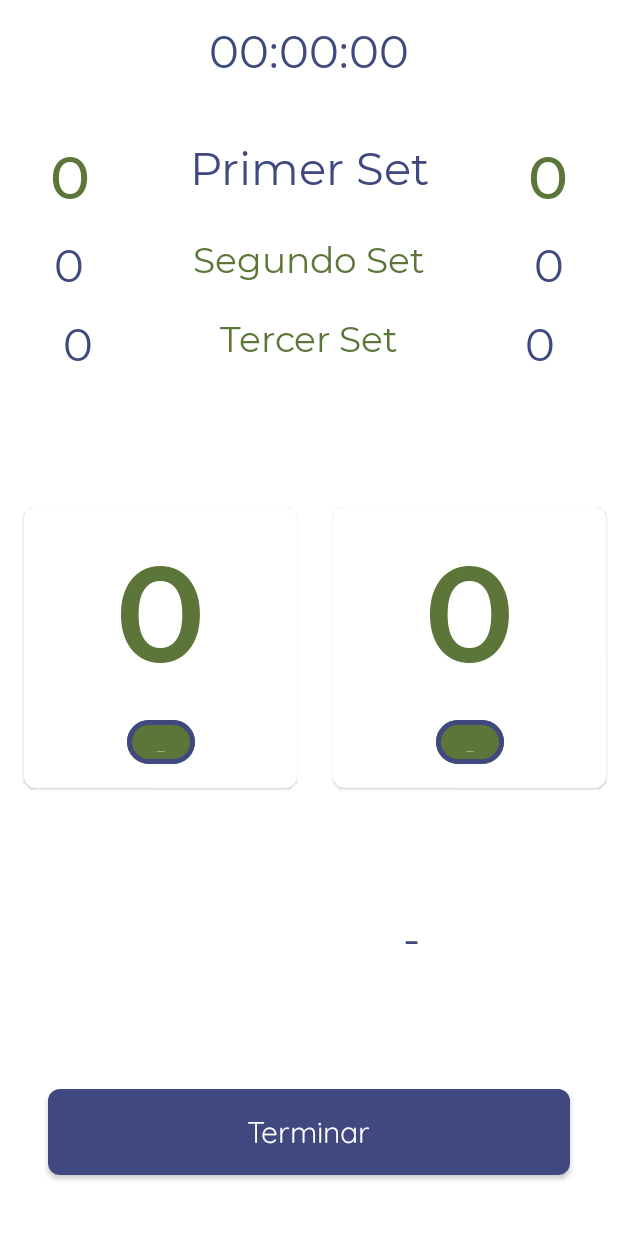
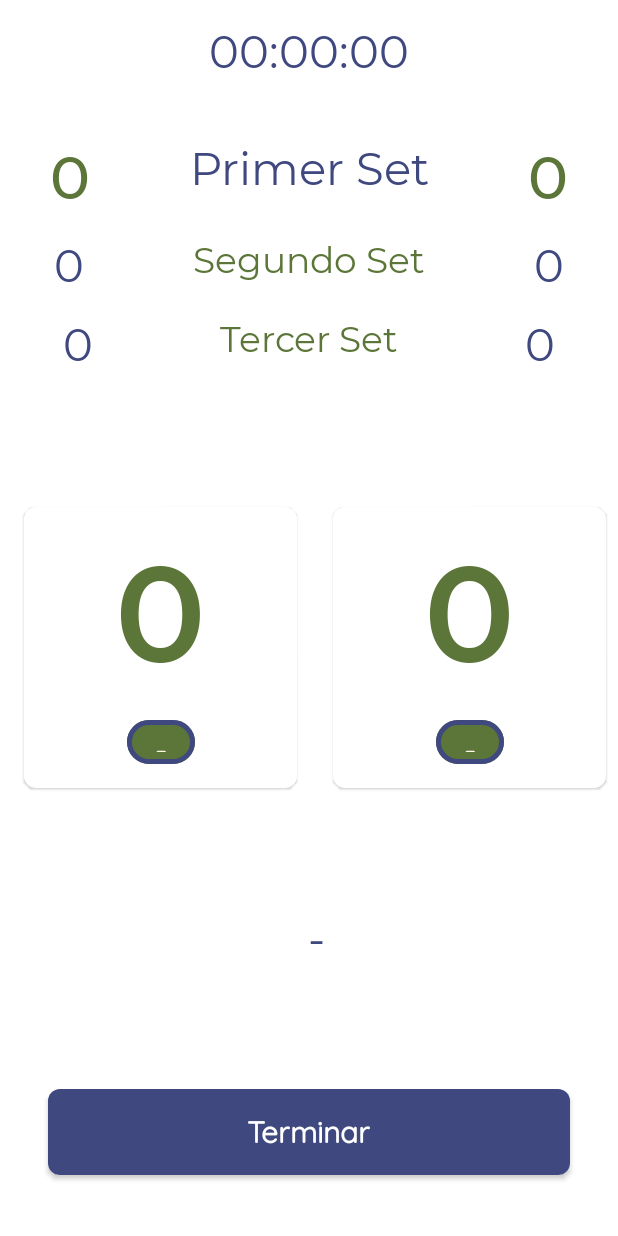
Before and after one commit to Juan-Mozo/Match-Point, an Android app built with Jetpack Compose: the CurrentMatchScreen screen opened through its navigation route, on a phone screen of 412 x 824 dp. Run offline under Robolectric (Android 15) with nearby library versions, the phone set to English and light mode, and no system bars; our stand-ins replace Dagger/Hilt's generated code.

```diff
--- a/app/src/main/java/com/juanimozo/matchpoint/presentation/match/CurrentMatchScreen.kt
+++ b/app/src/main/java/com/juanimozo/matchpoint/presentation/match/CurrentMatchScreen.kt
@@ -70,8 +70,8 @@ fun CurrentMatchScreen(navController: NavController, viewModel: MatchViewModel)
             Set(
                 title = "Segundo Set",
                 isCurrentSet = isSecondSetCurrentSet,
-                team1Games = matchState.match.set2Team1 ?: 0,
-                team2Games = matchState.match.set2Team2 ?: 0,
+                team1Games = matchState.match.set2Team1,
+                team2Games = matchState.match.set2Team2,
                 team1CurrentSetGames = matchState.currentSetTeam1,
                 team2CurrentSetGames = matchState.currentSetTeam2
             )
@@ -79,8 +79,8 @@ fun CurrentMatchScreen(navController: NavController, viewModel: MatchViewModel)
             Set(
                 title = "Tercer Set",
                 isCurrentSet = isThirdSetCurrentSet,
-                team1Games = matchState.match.set3Team1 ?: 0,
-                team2Games = matchState.match.set3Team2 ?: 0,
+                team1Games = matchState.match.set3Team1,
+                team2Games = matchState.match.set3Team2,
                 team1CurrentSetGames = matchState.currentSetTeam1,
                 team2CurrentSetGames = matchState.currentSetTeam2
             )
@@ -118,7 +118,9 @@ fun CurrentMatchScreen(navController: NavController, viewModel: MatchViewModel)
 
         // Team names
         Row(
-            modifier = Modifier.fillMaxWidth(),
+            modifier = Modifier
+                .padding(horizontal = 16.dp)
+                .fillMaxWidth(),
             horizontalArrangement = Arrangement.SpaceAround,
             verticalAlignment = Alignment.CenterVertically
         ) {
@@ -146,7 +148,7 @@ fun CurrentMatchScreen(navController: NavController, viewModel: MatchViewModel)
                 modifier = Modifier.fillMaxWidth(0.5f),
                 text = "-",
                 style = MaterialTheme.typography.subtitle1,
-                textAlign = TextAlign.Center
+                textAlign = TextAlign.Start
             )
             Column(
                 verticalArrangement = Arrangement.SpaceAround
--- a/app/src/main/java/com/juanimozo/matchpoint/ui/theme/Type.kt
+++ b/app/src/main/java/com/juanimozo/matchpoint/ui/theme/Type.kt
@@ -45,8 +45,6 @@ val LightTypography = Typography(
         fontSize = 20.sp,
         color = NavyBlue
     ),
-    // ToDo:: -TYPOGRAPHY- *1* / Priority: M
-    // Description: Get bold QuickSand
     body2 = TextStyle(
         fontFamily = Fonts.QuickSandRegular,
         fontSize = 20.sp,
@@ -54,6 +52,7 @@ val LightTypography = Typography(
     ),
     button = TextStyle(
         fontFamily = Fonts.QuickSandRegular,
+        fontWeight = FontWeight.Bold,
         fontSize = 20.sp,
         color = Beige
     )
```
Also changed, not shown: app/src/main/java/com/juanimozo/matchpoint/presentation/history/HistoryScreen.kt (+5 -3 lines), app/src/main/java/com/juanimozo/matchpoint/presentation/history/HistoryViewModel.kt (+19 -33 lines), app/src/main/java/com/juanimozo/matchpoint/presentation/history/components/HistoryCard.kt (+22 -21 lines), app/src/main/java/com/juanimozo/matchpoint/presentation/match/MatchViewModel.kt (+20 -28 lines), app/src/main/java/com/juanimozo/matchpoint/presentation/match/ResultScreen.kt (+13 -7 lines).
